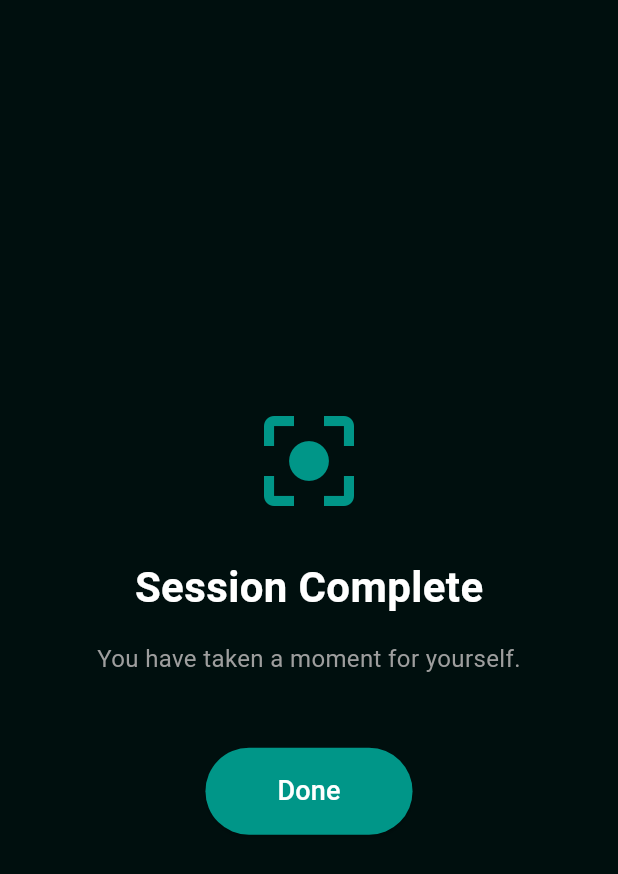
After one commit to Andontknee/YouMii_1, a Flutter app: the MeditationSessionScreen screen opened directly with sample values from the repository, on a phone screen of 412 x 824 dp. The commit adds this screen. Shown: the top 874 px of the screen. Run offline on Flutter 3.47's test engine with Material 3 defaults, Android fonts, the phone set to English and light mode, and no system bars; our stand-ins replace cloud_firestore, firebase_auth, firebase_core, flutter_markdown, google_generative_ai, google_sign_in and 1 more; accounts and stored records are empty; network calls fail.

Commit message:
meditation page done, keep on working on something else

```diff
--- /dev/null
+++ b/lib/models/meditation_model.dart
@@ -0,0 +1,92 @@
+// lib/models/meditation_model.dart
+
+import 'package:flutter/material.dart';
+
+class MeditationType {
+  final String title;
+  final String subtitle; // The PERMA connection
+  final IconData icon;
+  final Color color;
+  final List<String> guideScripts; // The text that will cycle on screen
+
+  MeditationType({
+    required this.title,
+    required this.subtitle,
+    required this.icon,
+    required this.color,
+    required this.guideScripts,
+  });
+
+  // The 4 PERMA-based Meditation Types
+  static List<MeditationType> get allTypes => [
+    // 1. Engagement/Flow
+    MeditationType(
+      title: 'Deep Focus',
+      subtitle: 'Engagement & Mindfulness',
+      icon: Icons.center_focus_strong,
+      color: Colors.teal,
+      guideScripts: [
+        "Find a comfortable seated position. Rest your hands on your knees.",
+        "Close your eyes. Take a deep breath in... and let it go.",
+        "Bring your full attention to the sensation of breathing.",
+        "Notice the cool air entering your nose...",
+        "And the warm air leaving your body.",
+        "If your mind wanders, gently bring it back to the breath.",
+        "You are exactly where you need to be.",
+        "Focus...",
+        "Stay with the breath.",
+      ],
+    ),
+    // 2. Positive Emotion/Gratitude
+    MeditationType(
+      title: 'Gratitude',
+      subtitle: 'Positive Emotion & Joy',
+      icon: Icons.favorite,
+      color: Colors.pinkAccent,
+      guideScripts: [
+        "Sit comfortably and relax your shoulders.",
+        "Take a slow, deep breath. Smile gently.",
+        "Bring to mind one thing you are grateful for today.",
+        "It could be a person, a place, or a small comfort.",
+        "Visualize this thing clearly in your mind.",
+        "Notice how it makes you feel. Warm? Light? Happy?",
+        "Let that feeling of gratitude expand in your chest.",
+        "Silently say: 'Thank you.'",
+      ],
+    ),
+    // 3. Relationships/Kindness
+    MeditationType(
+      title: 'Loving Kindness',
+      subtitle: 'Relationships & Connection',
+      icon: Icons.volunteer_activism,
+      color: Colors.orange,
+      guideScripts: [
+        "Settle into stillness. Soften your face and jaw.",
+        "Bring to mind someone you love deeply.",
+        "Wish them well silently: 'May you be happy.'",
+        "Now, think of yourself. You deserve kindness too.",
+        "Say to yourself: 'May I be safe. May I be peaceful.'",
+        "Think of an acquaintance or stranger.",
+        "Send them a thought of goodwill.",
+        "We are all connected. Breathe in that connection.",
+      ],
+    ),
+    // 4. Meaning/Purpose
+    MeditationType(
+      title: 'Inner Purpose',
+      subtitle: 'Meaning & Values',
+      icon: Icons.lightbulb,
+      color: Colors.indigo,
+      guideScripts: [
+        "Find your center. Breathe deeply into your belly.",
+        "Ask yourself: What truly matters to me right now?",
+        "Don't search for the answer. Just let it come.",
+        "Visualize your best future self.",
+        "What value are you bringing to the world?",
+        "Feel the strength of your purpose grounding you.",
+        "You are capable. You are driven.",
+        "Carry this intention with you.",
+      ],
+    ),
+  ];
+}
--- /dev/null
+++ b/lib/screens/sessions/meditation_session.dart
@@ -0,0 +1,227 @@
+// lib/screens/sessions/meditation_session.dart
+
+import 'package:flutter/material.dart';
+import 'dart:async';
+import '../../models/meditation_model.dart';
+
+class MeditationSessionScreen extends StatefulWidget {
+  final MeditationType type;
+  final int minutes;
+
+  const MeditationSessionScreen({super.key, required this.type, required this.minutes});
+
+  @override
+  State<MeditationSessionScreen> createState() => _MeditationSessionScreenState();
+}
+
+class _MeditationSessionScreenState extends State<MeditationSessionScreen> {
+  Timer? _mainTimer;
+  Timer? _scriptTimer;
+
+  int _secondsRemaining = 0;
+  int _totalSeconds = 0;
+  int _currentScriptIndex = 0;
+  bool _isPaused = false;
+  bool _isFinished = false;
+
+  @override
+  void initState() {
+    super.initState();
+    _totalSeconds = widget.minutes * 60;
+    _secondsRemaining = _totalSeconds;
+    _startSession();
+  }
+
+  void _startSession() {
+    // 1. Main Countdown Timer
+    _mainTimer = Timer.periodic(const Duration(seconds: 1), (timer) {
+      if (_isPaused) return;
+
+      setState(() {
+        if (_secondsRemaining > 0) {
+          _secondsRemaining--;
+        } else {
+          _finishSession();
+        }
+      });
+    });
+
+    // 2. Script Cycling Timer
+    // Calculate how long to show each line based on total duration
+    // We keep the text changing slowly to be relaxing.
+    // Minimum 10 seconds per line, or distribute evenly if long session.
+    int scriptInterval = (_totalSeconds / widget.type.guideScripts.length).floor();
+    if (scriptInterval < 8) scriptInterval = 8; // Minimum read time
+
+    _scriptTimer = Timer.periodic(Duration(seconds: scriptInterval), (timer) {
+      if (_isPaused) return;
+
+      setState(() {
+        // Loop through scripts, but stop at the last one
+        if (_currentScriptIndex < widget.type.guideScripts.length - 1) {
+          _currentScriptIndex++;
+        }
+      });
+    });
+  }
+
+  void _finishSession() {
+    _mainTimer?.cancel();
+    _scriptTimer?.cancel();
+    setState(() {
+      _isFinished = true;
+    });
+  }
+
+  void _togglePause() {
+    setState(() {
+      _isPaused = !_isPaused;
+    });
+  }
+
+  String _formatTime(int seconds) {
+    final m = (seconds ~/ 60).toString().padLeft(2, '0');
+    final s = (seconds % 60).toString().padLeft(2, '0');
+    return "$m:$s";
+  }
+
+  @override
+  void dispose() {
+    _mainTimer?.cancel();
+    _scriptTimer?.cancel();
+    super.dispose();
+  }
+
+  @override
+  Widget build(BuildContext context) {
+    return Scaffold(
+      // Dark, immersive background using the meditation type's color theme but very dark
+      backgroundColor: Color.lerp(Colors.black, widget.type.color, 0.1),
+      body: SafeArea(
+        child: _isFinished ? _buildFinishedView() : _buildActiveView(),
+      ),
+    );
+  }
+
+  Widget _buildActiveView() {
+    return Stack(
+      children: [
+        // 1. Ambient Background Glow (Optional, centered circle)
+        Center(
+          child: Container(
+            width: 300,
+            height: 300,
+            decoration: BoxDecoration(
+              shape: BoxShape.circle,
+              boxShadow: [
+                BoxShadow(
+                  color: widget.type.color.withOpacity(0.1),
+                  blurRadius: 100,
+                  spreadRadius: 50,
+                )
+              ],
+            ),
+          ),
+        ),
+
+        // 2. Main Content
+        Padding(
+          padding: const EdgeInsets.all(32.0),
+          child: Column(
+            mainAxisAlignment: MainAxisAlignment.center,
+            children: [
+              const Spacer(),
+
+              // The Guided Text (Animated Switcher for smooth fade)
+              AnimatedSwitcher(
+                duration: const Duration(milliseconds: 1500),
+                child: Text(
+                  widget.type.guideScripts[_currentScriptIndex],
+                  key: ValueKey<int>(_currentScriptIndex), // Key ensures animation triggers
+                  textAlign: TextAlign.center,
+                  style: const TextStyle(
+                    color: Colors.white,
+                    fontSize: 24,
+                    fontWeight: FontWeight.w300,
+                    height: 1.4,
+                  ),
+                ),
+              ),
+
+              const Spacer(),
+
+              // Timer Display
+              Text(
+                _formatTime(_secondsRemaining),
+                style: TextStyle(
+                  color: Colors.white.withOpacity(0.5),
+                  fontSize: 18,
+                  letterSpacing: 1.5,
+                ),
+              ),
+
+              const SizedBox(height: 40),
+
+              // Controls
+              Row(
+                mainAxisAlignment: MainAxisAlignment.spaceEvenly,
+                children: [
+                  IconButton(
+                    icon: const Icon(Icons.close, color: Colors.grey),
+                    onPressed: () => Navigator.pop(context),
+                  ),
+                  IconButton(
+                    icon: Icon(_isPaused ? Icons.play_circle_filled : Icons.pause_circle_filled,
+                        size: 60, color: Colors.white),
+                    onPressed: _togglePause,
+                  ),
+                  // Placeholder for music button (disabled for now)
+                  const IconButton(
+                    icon: Icon(Icons.music_note, color: Colors.white24),
+                    onPressed: null,
+                  ),
+                ],
+              ),
+              const SizedBox(height: 20),
+            ],
+          ),
+        ),
+      ],
+    );
+  }
+
+  Widget _buildFinishedView() {
+    return Center(
+      child: Padding(
+        padding: const EdgeInsets.all(32.0),
+        child: Column(
+          mainAxisAlignment: MainAxisAlignment.center,
+          children: [
+            Icon(widget.type.icon, size: 80, color: widget.type.color),
+            const SizedBox(height: 24),
+            const Text(
+              "Session Complete",
+              style: TextStyle(color: Colors.white, fontSize: 28, fontWeight: FontWeight.bold),
+            ),
+            const SizedBox(height: 16),
+            const Text(
+              "You have taken a moment for yourself.",
+              textAlign: TextAlign.center,
+              style: TextStyle(color: Colors.grey, fontSize: 16),
+            ),
+            const SizedBox(height: 48),
+            ElevatedButton(
+              onPressed: () => Navigator.pop(context),
+              style: ElevatedButton.styleFrom(
+                backgroundColor: widget.type.color,
+                padding: const EdgeInsets.symmetric(horizontal: 48, vertical: 16),
+                shape: RoundedRectangleBorder(borderRadius: BorderRadius.circular(30)),
+              ),
+              child: const Text("Done", style: TextStyle(fontSize: 18, color: Colors.white)),
+            ),
+          ],
+        ),
+      ),
+    );
+  }
+}
```
Also changed, not shown: lib/screens/home/home_screen.dart (+12 -33 lines), lib/screens/sessions/meditation_selection.dart (added, +125 -0 lines).
